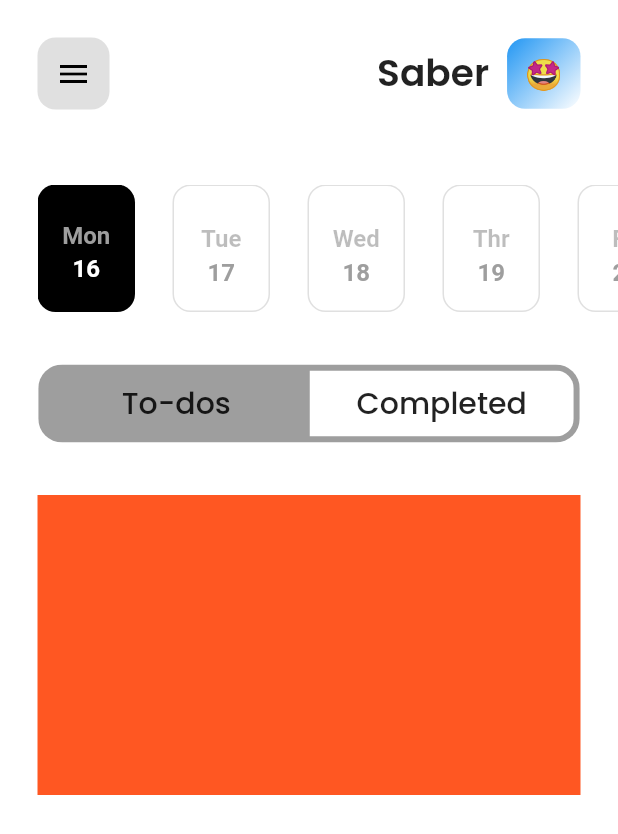
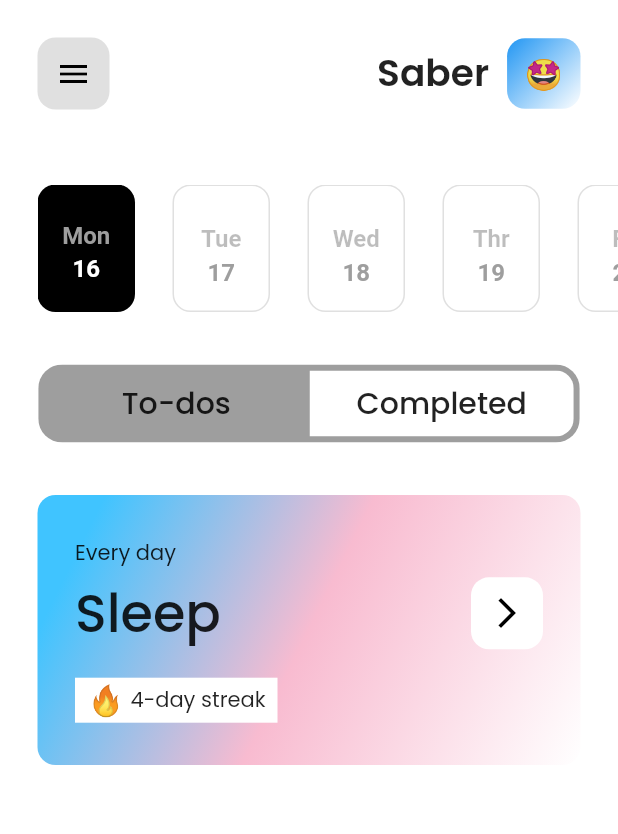
Before and after one commit to zainahmed0597/to_dos_flutter, a Flutter app: the screen it shows after launch, on a phone screen of 412 x 824 dp. Shown: the top 834 px of the screen. Run offline on Flutter 3.47's test engine with Material 2 defaults, Android fonts, the phone set to English and light mode, and no system bars; drawn by our look-alikes of toggle_switch; our stand-ins replace google_fonts; Roboto replaces fonts that are missing (Catamaran).

Commit message:
updated activity area

```diff
--- a/lib/widgets/active_activity.dart
+++ b/lib/widgets/active_activity.dart
@@ -1,4 +1,7 @@
 import 'package:flutter/material.dart';
+import 'package:google_fonts/google_fonts.dart';
+
+import 'icon_button.dart';
 
 class ActiveActivity extends StatefulWidget {
   const ActiveActivity({Key? key}) : super(key: key);
@@ -13,9 +16,82 @@ class _ActiveActivityState extends State<ActiveActivity> {
     return Padding(
       padding: const EdgeInsets.symmetric(horizontal: 25.0),
       child: Container(
-        height: 200,
+        height: 180,
         width: double.infinity,
-        color: Colors.deepOrange,
+        decoration: BoxDecoration(
+          borderRadius: BorderRadius.circular(12.0),
+          gradient: const LinearGradient(
+            begin: Alignment.topLeft,
+            end: Alignment.bottomRight,
+            stops: [
+              0.1,
+              0.5,
+              1,
+            ],
+            colors: [
+              Colors.lightBlueAccent,
+              Color(0xFFF8BBD0),
+              Colors.white,
+            ],
+          ),
+        ),
+        child: Padding(
+          padding: const EdgeInsets.symmetric(horizontal: 25, vertical: 25),
+          child: Column(
+            mainAxisAlignment: MainAxisAlignment.spaceEvenly,
+            crossAxisAlignment: CrossAxisAlignment.start,
+            children: [
+              Text(
+                'Every day',
+                style: GoogleFonts.poppins(
+                    fontSize: 14, fontWeight: FontWeight.w400),
+              ),
+              Row(
+                mainAxisAlignment: MainAxisAlignment.spaceBetween,
+                children: [
+                  Text(
+                    'Sleep',
+                    style: GoogleFonts.poppins(
+                        fontSize: 35, fontWeight: FontWeight.w500),
+                  ),
+                  const IconButtonWidget(
+                    iconcolor: Colors.black,
+                    icon: Icons.arrow_forward_ios,
+                    color: Colors.white,
+                  ),
+                ],
+              ),
+              const SizedBox(
+                height: 10,
+              ),
+              Container(
+                // decoration: const BoxDecoration(
+                //   color: Colors.white,
+                // ),
+                height: 30,
+                width: 135,
+                color: Colors.white,
+                child: Row(
+                  mainAxisAlignment: MainAxisAlignment.center,
+                  children: [
+                    const Text(
+                      '🔥',
+                      style: TextStyle(fontSize: 20),
+                    ),
+                    const SizedBox(
+                      width: 4,
+                    ),
+                    Text(
+                      '4-day streak',
+                      style: GoogleFonts.poppins(
+                          fontSize: 14, fontWeight: FontWeight.w400),
+                    ),
+                  ],
+                ),
+              ),
+            ],
+          ),
+        ),
       ),
     );
   }
```
